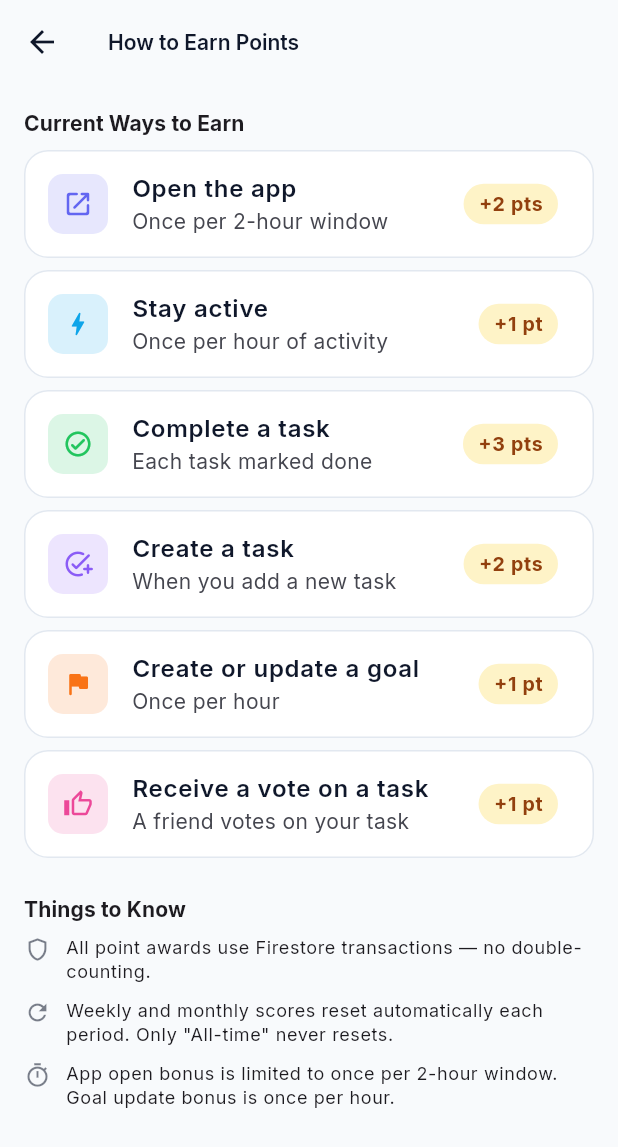
After one commit to Flutter-Lab/Co-workPlace, a Flutter app: the PointsInfoScreen screen opened directly, on a phone screen of 412 x 824 dp. The commit adds this screen. Shown: the top 1147 px of the screen. Run offline on Flutter 3.47's test engine with Material 3 defaults, Android fonts, the phone set to English and light mode, and no system bars; our stand-ins replace cloud_firestore, firebase_auth, firebase_core, flutter_local_notifications, flutter_riverpod, go_router and 6 more; accounts and stored records are empty; network calls fail.

Commit message:
Adding Points

```diff
--- /dev/null
+++ b/lib/features/profile/presentation/points_info_screen.dart
@@ -0,0 +1,183 @@
+import 'package:flutter/material.dart';
+
+class PointsInfoScreen extends StatelessWidget {
+  const PointsInfoScreen({super.key});
+
+  @override
+  Widget build(BuildContext context) {
+    return Scaffold(
+      appBar: AppBar(title: const Text('How to Earn Points')),
+      body: ListView(
+        padding: const EdgeInsets.all(16),
+        children: [
+          _SectionHeader(title: 'Current Ways to Earn'),
+          const SizedBox(height: 8),
+          ..._rules.map(
+            (rule) => Padding(
+              padding: const EdgeInsets.only(bottom: 8),
+              child: Card(
+                child: ListTile(
+                  leading: Container(
+                    width: 40,
+                    height: 40,
+                    decoration: BoxDecoration(
+                      color: rule.color.withAlpha(40),
+                      borderRadius: BorderRadius.circular(10),
+                    ),
+                    child: Icon(rule.icon, color: rule.color, size: 20),
+                  ),
+                  title: Text(
+                    rule.action,
+                    style: const TextStyle(fontWeight: FontWeight.w600),
+                  ),
+                  subtitle: Text(rule.detail),
+                  trailing: DecoratedBox(
+                    decoration: BoxDecoration(
+                      color: const Color(0xFFFEF3C7),
+                      borderRadius: BorderRadius.circular(999),
+                    ),
+                    child: Padding(
+                      padding: const EdgeInsets.symmetric(
+                        horizontal: 10,
+                        vertical: 4,
+                      ),
+                      child: Text(
+                        rule.pts,
+                        style: const TextStyle(
+                          color: Color(0xFF92400E),
+                          fontWeight: FontWeight.w700,
+                          fontSize: 13,
+                        ),
+                      ),
+                    ),
+                  ),
+                ),
+              ),
+            ),
+          ),
+          const SizedBox(height: 16),
+          _SectionHeader(title: 'Things to Know'),
+          const SizedBox(height: 8),
+          _InfoNote(
+            icon: Icons.shield_outlined,
+            text:
+                'All point awards use Firestore transactions — no double-counting.',
+          ),
+          _InfoNote(
+            icon: Icons.refresh,
+            text:
+                'Weekly and monthly scores reset automatically each period. Only "All-time" never resets.',
+          ),
+          _InfoNote(
+            icon: Icons.timer_outlined,
+            text:
+                'App open bonus is limited to once per 2-hour window. Goal update bonus is once per hour.',
+          ),
+          const SizedBox(height: 32),
+        ],
+      ),
+    );
+  }
+}
+
+class _SectionHeader extends StatelessWidget {
+  const _SectionHeader({required this.title});
+  final String title;
+
+  @override
+  Widget build(BuildContext context) {
+    return Text(
+      title,
+      style: Theme.of(
+        context,
+      ).textTheme.titleSmall?.copyWith(fontWeight: FontWeight.w700),
+    );
+  }
+}
+
+class _InfoNote extends StatelessWidget {
+  const _InfoNote({required this.icon, required this.text});
+  final IconData icon;
+  final String text;
+
+  @override
+  Widget build(BuildContext context) {
+    return Padding(
+      padding: const EdgeInsets.only(bottom: 10),
+      child: Row(
+        crossAxisAlignment: CrossAxisAlignment.start,
+        children: [
+          Icon(
+            icon,
+            size: 18,
+            color: Theme.of(context).colorScheme.onSurface.withAlpha(140),
+          ),
+          const SizedBox(width: 10),
+          Expanded(
+            child: Text(text, style: Theme.of(context).textTheme.bodySmall),
+          ),
+        ],
+      ),
+    );
+  }
+}
+
+class _Rule {
+  const _Rule({
+    required this.action,
+    required this.detail,
+    required this.pts,
+    required this.icon,
+    required this.color,
+  });
+  final String action;
+  final String detail;
+  final String pts;
+  final IconData icon;
+  final Color color;
+}
+
+const _rules = [
+  _Rule(
+    action: 'Open the app',
+    detail: 'Once per 2-hour window',
+    pts: '+2 pts',
+    icon: Icons.open_in_new_rounded,
+    color: Color(0xFF6366F1),
+  ),
+  _Rule(
+    action: 'Stay active',
+    detail: 'Once per hour of activity',
+    pts: '+1 pt',
+    icon: Icons.bolt_rounded,
+    color: Color(0xFF0EA5E9),
+  ),
+  _Rule(
+    action: 'Complete a task',
+    detail: 'Each task marked done',
+    pts: '+3 pts',
+    icon: Icons.check_circle_outline_rounded,
+    color: Color(0xFF22C55E),
+  ),
+  _Rule(
+    action: 'Create a task',
+    detail: 'When you add a new task',
+    pts: '+2 pts',
+    icon: Icons.add_task_rounded,
+    color: Color(0xFF8B5CF6),
+  ),
+  _Rule(
+    action: 'Create or update a goal',
+    detail: 'Once per hour',
+    pts: '+1 pt',
+    icon: Icons.flag_rounded,
+    color: Color(0xFFF97316),
+  ),
+  _Rule(
+    action: 'Receive a vote on a task',
+    detail: 'A friend votes on your task',
+    pts: '+1 pt',
+    icon: Icons.thumb_up_alt_outlined,
+    color: Color(0xFFEC4899),
+  ),
+];
--- /dev/null
+++ b/planning/need_to_test.txt
@@ -0,0 +1,3 @@
+Share Goal option is only Copying a Text now. Plan on How to share entire Goal with a Link. And Anybody can see the Goal with that link.
+Show a Nice animation when User gets points.
+Add 1 Point When User Update/Create Goal (Once in a hour)
--- a/planning/overall_app_flow.txt
+++ b/planning/overall_app_flow.txt
@@ -1,7 +1,8 @@
 Overall App Flow (Easy Flow)
 ========================
 
-Entire App
+Entire App  (max-width 600px on web · 420px native)
+├── Global overlays: PointsAnimationWidget (floating ⭐ badge on earn)
 ├── Settings (SettingsScreen) — gear icon in Tab 0 AppBar
 │   ├── Profile Settings (display name · timezone)
 │   ├── Daily Reminder (notification toggle)
@@ -20,7 +21,7 @@ Entire App
 │               ├── TaskCompletionBar
 │               ├── ⭐ pts badge · 🔥 streak badge (self only)
 │               └── expand → task list with status icons
-├── Tab 1 · Goals (GoalDashboardScreen)
+├── Tab 1 · Goals (GoalDashboardScreen)  ← +1 pt on create/update (once/hr · animation)
 ├── Tab 2 · Friends (FriendsScreen)  ← badge clears on visit
 │   ├── Friends list with presence avatars
 │   ├── FAB → "Add Friend" bottom sheet (username search)
@@ -29,22 +30,24 @@ Entire App
     ├── _ProfileHeader (avatar · name · streak badge)
     ├── Current Mode card
     ├── Account Security card
-    ├── ★ Points card  (all-time pts · "+2 pts / 2 hrs" hint)
+    ├── ★ Points card  (all-time pts · "+2 pts / 2 hrs" hint · tap → PointsLogScreen)
+    │   └── PointsLogScreen  →  all period scores (alltime · monthly · weekly)
+    │       └── ℹ info button  →  PointsInfoScreen (how to earn pts table)
     ├── Filter chips + Reset Today
     ├── _TodayStatsRow (done · skipped · pending chips)
-    └── Task list (daily / one-time · check / skip actions)
+    └── Task list (daily / one-time · check / skip actions · +3 pts animation on done)
 
 
 -----Don't Update anything bellow this line------
 
 
 Current Problems and Solutions:
-  1. Implement Dark mode — (ThemeMode.system is already possible with the current Material3 setup; just exposing the toggle in settings.)
-  2. Give me suggestions for Adding Task from Goal with Easy and Smooth user Experience.
-  3. Share Goal option is only Copying a Text now. Plan on How to share entire Goal with a Link. And Anybody can see the Goal with that link.
-  4. Implement Multiple Kinds of colors in Entire app like Goal Dashboard to make the Entire app colorful. Keep the Vibe. Do it properly and nicely
-  5. Suggest Some More App Names.
-  6. Add 2 point for Every two hour user open app. and Add another flow file for Pointing system like this file. Add a point card in Profile screen in proper place. Show points in Feed screen within friend's card. I will add more point logics for users. Give me suggestions also for this
+  1. Point Log Screen will show Points add time and reason (transaction style). And every update show the Total points.
+  2. Completing task Adding point but Undone/Undo complete is not subtracting points. Fix this.
+  3. Point value is not updating instantly in Point card when I see the animation of point add.
+  4.
+  5.
+  6.
   7. Test everything you updated in code and comfirm updates are working properly.
   8. Suggest next improvements and refining ideas.
 
--- /dev/null
+++ b/planning/point_flow.txt
@@ -0,0 +1,51 @@
+Points System Flow
+==================
+
+Storage
+├── Firestore: users/{userId}/scores/{periodId}
+│   └── { periodId, points, updatedAtUtc }
+├── Period IDs: week_YYYY_WNN · month_YYYY_MM · alltime
+└── Idempotency: dedup marker doc written in same transaction
+
+Current Point Rules
+├── App open (per 2-hr window)    +2 pts  →  users/{id}/appOpenSlots/{YYYY-MM-DD-openN}
+├── Activity hour                 +1 pt   →  users/{id}/activityHours/{YYYY-MM-DD-HH}
+├── Create / update a task        +2 pts  →  fires once at creation (no dedup)
+├── Create / update a goal        +1 pt   →  users/{id}/goalUpdateSlots/{YYYY-MM-DD-HH}  (once/hr)
+├── Complete a task               +3 pts  →  controlled by completion doc
+└── Receive a vote on task        +1 pt   →  tasks/{owner}/tasks/{task}/votes/{liker}
+
+ScoreService Methods  (score_service.dart)
+├── awardAppOpen(userId)          +2 pts  idempotent per 2-hr slot
+├── awardActivityHour(userId)     +1 pt   idempotent per hour
+├── awardTaskCreate(ownerId)      +2 pts  (default)
+├── awardGoalUpdate(userId)       +1 pt   idempotent per hour
+├── awardCompletion(userId)       +3 pts  (default)
+├── awardVote(ownerId, taskId, likerId)   +1 pt  idempotent per liker per task
+├── revokeVote(ownerId, taskId, likerId) −1 pt
+├── getPointsForUser(userId)      → all-time points (int)
+├── watchAllScores(userId)        → Stream of all score period docs
+├── getScoresForUsers(periodId, userIds)  leaderboard batch fetch
+└── streamTopScores(periodId)     real-time leaderboard stream
+
+Where Points Are Shown
+├── Profile screen   →  _PointsCard (all-time pts · tap → PointsLogScreen)
+├── Home feed        →  _FriendFeedTile (⭐ pts badge)
+├── Leaderboard      →  weekly ranked list
+└── On earn         →  floating "+N pts ⭐" animation overlay (PointsAnimationWidget)
+
+Points Log Screen  (points_log_screen.dart)
+├── List of all score period docs (alltime · monthly · weekly)
+├── Sorted: alltime first, then monthly desc, then weekly desc
+└── Info button  →  PointsInfoScreen
+
+Points Info Screen  (points_info_screen.dart)
+└── Table of all earning rules (action · pts · dedup)
+
+Suggested Future Rules
+├── Perfect day (all daily tasks done)    +5 pts   bonus on perfect day
+├── 7-day consecutive streak              +20 pts  weekly consistency
+├── Friend accepts request                +3 pts   social growth
+├── First task before noon                +1 pt    early-bird bonus
+├── Vote on 3+ friends in one day         +2 pts   engagement bonus
+└── Set a current mode (daily)            +1 pt    daily check-in
```
Also changed, not shown: lib/app/app.dart (+5 -3 lines), lib/core/providers/points_animation_provider.dart (added, +25 -0 lines), lib/core/widgets/points_animation_widget.dart (added, +129 -0 lines), lib/features/goals/presentation/goal_dashboard_screen.dart (+16 -0 lines), lib/features/leaderboard/data/score_service.dart (+67 -0 lines), lib/features/profile/presentation/personal_profile_screen.dart (+24 -1 lines), lib/features/profile/presentation/points_log_screen.dart (added, +165 -0 lines), pubspec.lock, 1 other file.
